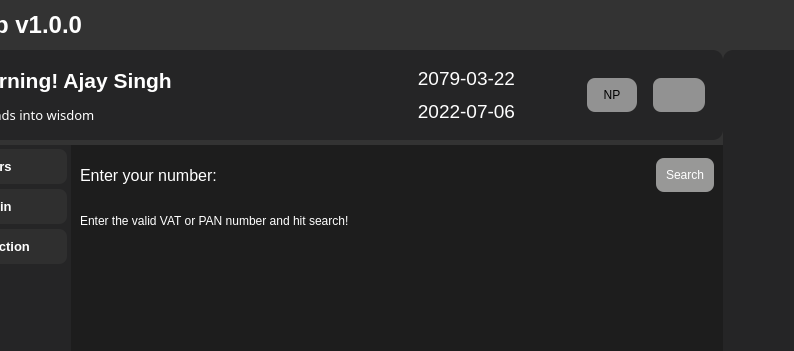
Qt form assets/UI/Interface.ui (mentormaya/Maya-Utility-App) before a commit; both pictures show x 202 to 996 and y 0 to 351 of the 1100 by 700 pixel window.
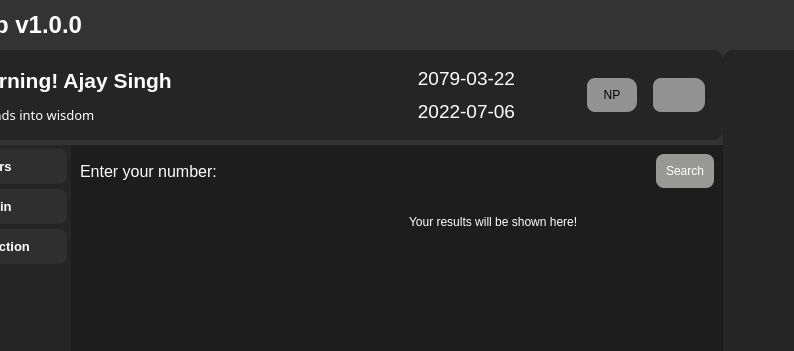
The same form after that commit. The open tabs and pages were chosen to show the change. Icons and pictures are not drawn.

Commit message: ui and api functionality updated

The edit to the form file:
```diff
--- a/assets/UI/Interface.ui
+++ b/assets/UI/Interface.ui
@@ -1553,48 +1553,33 @@
                     <enum>QFrame::Raised</enum>
                    </property>
                    <layout class="QHBoxLayout" name="horizontalLayout_11">
-                    <property name="spacing">
-                     <number>5</number>
-                    </property>
-                    <property name="leftMargin">
-                     <number>0</number>
-                    </property>
-                    <property name="topMargin">
-                     <number>0</number>
-                    </property>
-                    <property name="rightMargin">
-                     <number>0</number>
-                    </property>
-                    <property name="bottomMargin">
-                     <number>0</number>
-                    </property>
                     <item>
-                     <widget class="QFrame" name="raw_output_container">
-                      <property name="frameShape">
-                       <enum>QFrame::StyledPanel</enum>
+                     <widget class="QTableWidget" name="pan_table_output"/>
+                    </item>
+                    <item>
+                     <widget class="QScrollArea" name="raw_output_container">
+                      <property name="widgetResizable">
+                       <bool>true</bool>
                       </property>
-                      <property name="frameShadow">
-                       <enum>QFrame::Raised</enum>
+                      <widget class="QWidget" name="raw_output_container_scrol">
+                       <property name="geometry">
+                        <rect>
+                         <x>0</x>
+                         <y>0</y>
+                         <width>304</width>
+                         <height>453</height>
+                        </rect>
                       </property>
                       <layout class="QVBoxLayout" name="verticalLayout_21">
                        <item alignment="Qt::AlignTop">
                         <widget class="QLabel" name="raw_pan_output">
                          <property name="text">
-                          <string>Enter the valid VAT or PAN number and hit search!</string>
+                           <string>Your results will be shown here!</string>
                          </property>
                         </widget>
                        </item>
                       </layout>
                      </widget>
-                    </item>
-                    <item>
-                     <widget class="QFrame" name="pan_table_output">
-                      <property name="frameShape">
-                       <enum>QFrame::StyledPanel</enum>
-                      </property>
-                      <property name="frameShadow">
-                       <enum>QFrame::Raised</enum>
-                      </property>
                      </widget>
                     </item>
                    </layout>
```
Left out of the diff: 2 changed lines with no effect on the pictures. Lines whose indentation alone changed are shown as unchanged. The commit also changes 5 other files.
